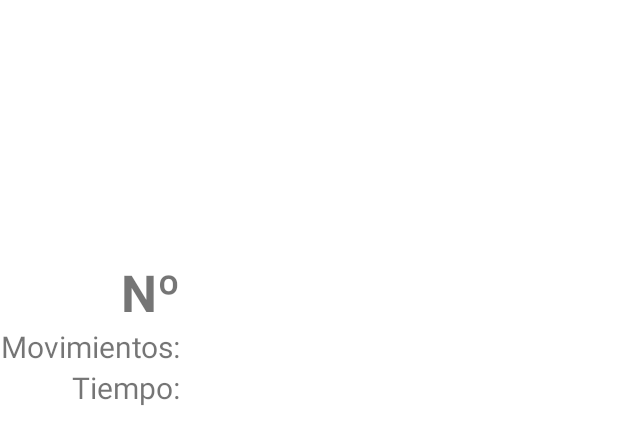
After one commit to TortosaCristina/PuzzleGame, an Android app: the layout fragment_score_item.xml on its own in the app's theme, with its tools: preview values and no code run, on a phone screen of 412 x 824 dp. The commit adds this screen. Shown: the top 444 px of the screen. Run offline under Robolectric (Android 15) with nearby library versions, the phone set to English and light mode, and no system bars.

Commit message:
Añadida base da datos, no guarda bien el tiempo y no funciona el listFragment

```diff
--- /dev/null
+++ b/app/src/main/res/layout/fragment_score_item.xml
@@ -0,0 +1,84 @@
+<?xml version="1.0" encoding="utf-8"?>
+<LinearLayout xmlns:android="http://schemas.android.com/apk/res/android"
+              android:layout_width="wrap_content"
+              android:layout_height="wrap_content"
+              android:orientation="horizontal">
+
+    <LinearLayout
+        android:layout_width="match_parent"
+        android:layout_height="match_parent"
+        android:orientation="vertical">
+
+        <ImageView
+            android:id="@+id/puzzleImageView"
+            android:layout_width="188dp"
+            android:layout_height="172dp" />
+
+        <TableLayout
+            android:layout_width="match_parent"
+            android:layout_height="match_parent">
+
+            <TableRow
+                android:layout_width="match_parent"
+                android:layout_height="match_parent" >
+
+                <TextView
+                    android:id="@+id/textView"
+                    android:layout_width="wrap_content"
+                    android:layout_height="wrap_content"
+                    android:text="Nº"
+                    android:textAlignment="viewEnd"
+                    android:textSize="34sp"
+                    android:textStyle="bold" />
+
+                <TextView
+                    android:id="@+id/idPartida"
+                    android:layout_width="wrap_content"
+                    android:layout_height="wrap_content"
+                    android:textAlignment="viewStart"
+                    android:textSize="34sp"
+                    android:textStyle="bold" />
+            </TableRow>
+
+            <TableRow
+                android:layout_width="match_parent"
+                android:layout_height="match_parent" >
+
+                <TextView
+                    android:id="@+id/textView4"
+                    android:layout_width="wrap_content"
+                    android:layout_height="wrap_content"
+                    android:text="Movimientos:"
+                    android:textAlignment="viewEnd"
+                    android:textSize="20sp" />
+
+                <TextView
+                    android:id="@+id/numMovimientos"
+                    android:layout_width="wrap_content"
+                    android:layout_height="wrap_content"
+                    android:textAlignment="viewStart"
+                    android:textSize="20sp" />
+            </TableRow>
+
+            <TableRow
+                android:layout_width="match_parent"
+                android:layout_height="match_parent" >
+
+                <TextView
+                    android:id="@+id/textView6"
+                    android:layout_width="wrap_content"
+                    android:layout_height="wrap_content"
+                    android:text="Tiempo:"
+                    android:textAlignment="viewEnd"
+                    android:textSize="20sp" />
+
+                <TextView
+                    android:id="@+id/cantTiempo"
+                    android:layout_width="wrap_content"
+                    android:layout_height="wrap_content"
+                    android:textAlignment="viewStart"
+                    android:textSize="20sp" />
+            </TableRow>
+        </TableLayout>
+    </LinearLayout>
+</LinearLayout>
--- a/app/src/main/res/values/dimens.xml
+++ b/app/src/main/res/values/dimens.xml
@@ -5,4 +5,5 @@
     <dimen name="nav_header_vertical_spacing">8dp</dimen>
     <dimen name="nav_header_height">176dp</dimen>
     <dimen name="fab_margin">16dp</dimen>
+    <dimen name="text_margin">16dp</dimen>
 </resources>
--- a/build.gradle.kts
+++ b/build.gradle.kts
@@ -1,5 +1,7 @@
 // Top-level build file where you can add configuration options common to all sub-projects/modules.
 plugins {
-    id("com.android.application") version "8.1.2" apply false
-    id("org.jetbrains.kotlin.android") version "1.9.0" apply false
+    id("com.android.application") version "8.1.4" apply false
+    id("org.jetbrains.kotlin.android") version "1.8.0" apply false
+    id("com.google.devtools.ksp") version "1.8.10-1.0.9" apply false
+
 }
```
Also changed, not shown: app/build.gradle.kts (+9 -3 lines), app/src/main/java/com/mcrt/puzzlegame/AppDatabase.kt (added, +34 -0 lines), app/src/main/java/com/mcrt/puzzlegame/MainActivity.kt (+33 -3 lines), app/src/main/java/com/mcrt/puzzlegame/game/GameFragment.kt (+13 -19 lines), app/src/main/java/com/mcrt/puzzlegame/score/Score.kt (added, +38 -0 lines), app/src/main/java/com/mcrt/puzzlegame/score/ScoreDao.kt (added, +19 -0 lines), app/src/main/java/com/mcrt/puzzlegame/score/ScoreFragment.kt (added, +48 -0 lines), app/src/main/java/com/mcrt/puzzlegame/score/ScoreRecyclerViewAdapter.kt (added, +40 -0 lines), app/src/main/java/com/mcrt/puzzlegame/score/ScoreRepository.kt (added, +33 -0 lines), app/src/main/java/com/mcrt/puzzlegame/score/ScoreViewModel.kt (added, +38 -0 lines), app/src/main/java/com/mcrt/puzzlegame/score/placeholder/PlaceholderContent.kt (added, +57 -0 lines), app/src/main/res/layout/fragment_score_list.xml (added, +14 -0 lines), app/src/main/res/menu/activity_main_drawer.xml (+2 -10 lines).
